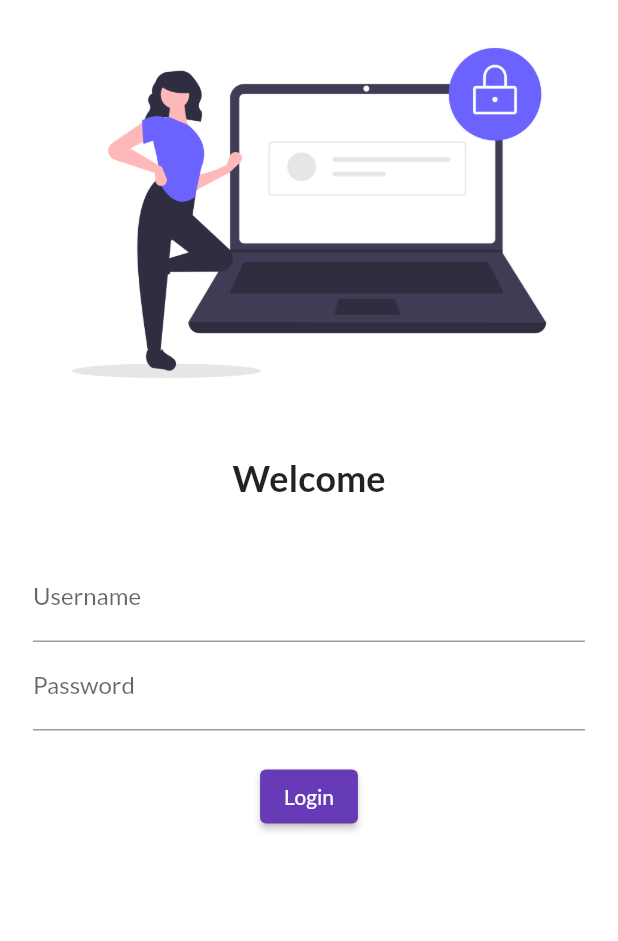
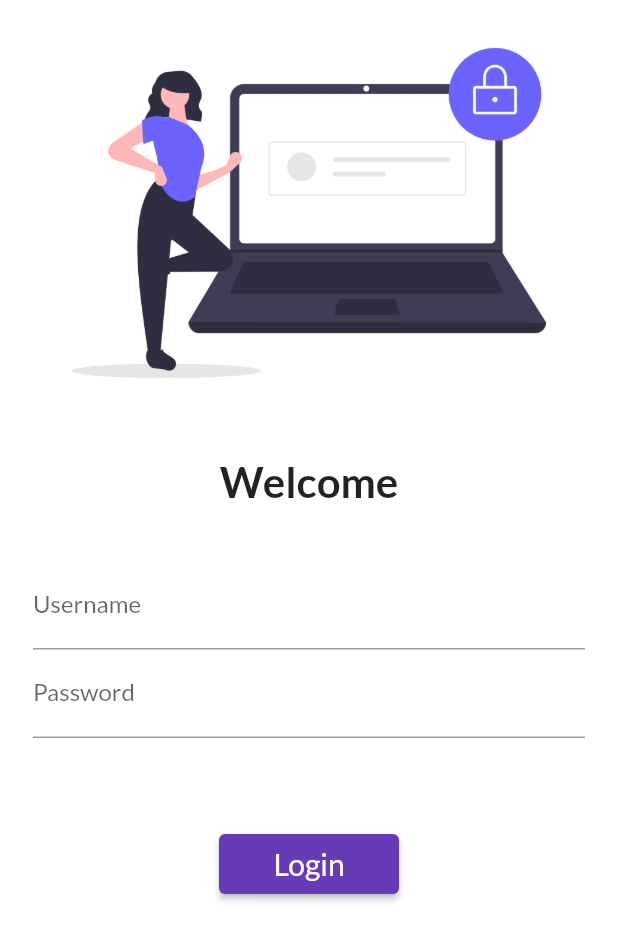
Before and after one commit to jenishkhunt01/flutter_application_1, a Flutter app: the screen it shows after launch, on a phone screen of 412 x 824 dp. Shown: the top 941 px of the screen. Run offline on Flutter 3.47's test engine with Material 2 defaults, Android fonts, the phone set to English and light mode, and no system bars; our stand-ins replace google_fonts.

Commit message:
day5 completed

```diff
--- a/lib/main.dart
+++ b/lib/main.dart
@@ -1,6 +1,7 @@
 import 'package:flutter/material.dart';
 import 'package:flutter_application_1/pages/home_page.dart';
 import 'package:flutter_application_1/pages/login_page.dart';
+import 'package:flutter_application_1/utils/routes.dart';
 import 'package:google_fonts/google_fonts.dart';
 
 void main() {
@@ -26,8 +27,8 @@ class MyApp extends StatelessWidget {
       // initialRoute: "/home",
       routes: {
         "/": (Context) => LoginPage(),
-        "/home": (Context) => HomePage(),
-        "/login": (Context) => LoginPage(),
+        MyRoutes.homeRoute: (Context) => HomePage(),
+        MyRoutes.loginRoute: (Context) => LoginPage(),
       },
     );
   }
--- a/lib/pages/login_page.dart
+++ b/lib/pages/login_page.dart
@@ -1,4 +1,5 @@
 import 'package:flutter/material.dart';
+import 'package:flutter_application_1/utils/routes.dart';
 import 'package:google_fonts/google_fonts.dart';
 
 class LoginPage extends StatelessWidget {
@@ -6,6 +7,7 @@ class LoginPage extends StatelessWidget {
   Widget build(BuildContext context) {
     return Material(
       color: Colors.white,
+      child: SingleChildScrollView(
         child: Column(
           children: [
             Image.asset(
@@ -18,7 +20,7 @@ class LoginPage extends StatelessWidget {
             Text(
               "Welcome",
               style: TextStyle(
-              fontSize: 24,
+                fontSize: 28,
                 fontWeight: FontWeight.bold,
               ),
             ),
@@ -39,18 +41,19 @@ class LoginPage extends StatelessWidget {
                     decoration: InputDecoration(
                         hintText: "Enter Password", labelText: "Password"),
                   ),
-                SizedBox(height: 20.0),
+                  SizedBox(height: 60.0),
                   ElevatedButton(
                       onPressed: () {
-                      print("Welcome to the App");
+                        Navigator.pushNamed(context, MyRoutes.homeRoute);
                       },
-                    style: TextButton.styleFrom(),
-                    child: Text("Login")),
+                      style: TextButton.styleFrom(minimumSize: Size(120, 40)),
+                      child: Text("Login", style: TextStyle(fontSize: 20.0))),
                 ],
               ),
             )
           ],
         ),
+      ),
     );
   }
 }
--- /dev/null
+++ b/lib/utils/routes.dart
@@ -0,0 +1,5 @@
+class MyRoutes {
+  static String loginRoute = "/login";
+  static String homeRoute = "/home";
+
+}
```
Lines whose indentation alone changed are shown as unchanged.
